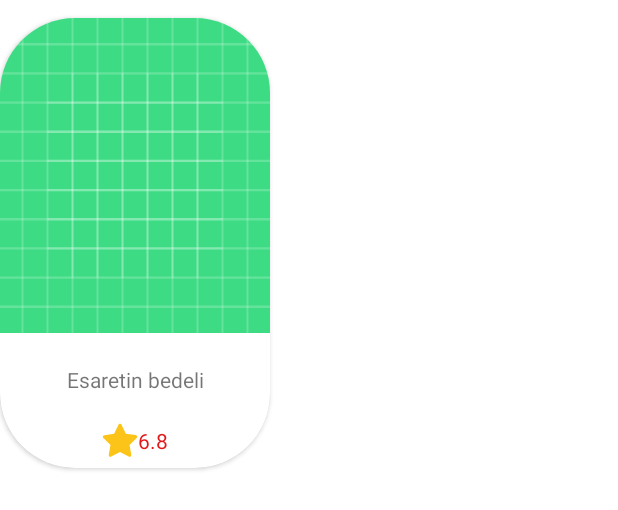
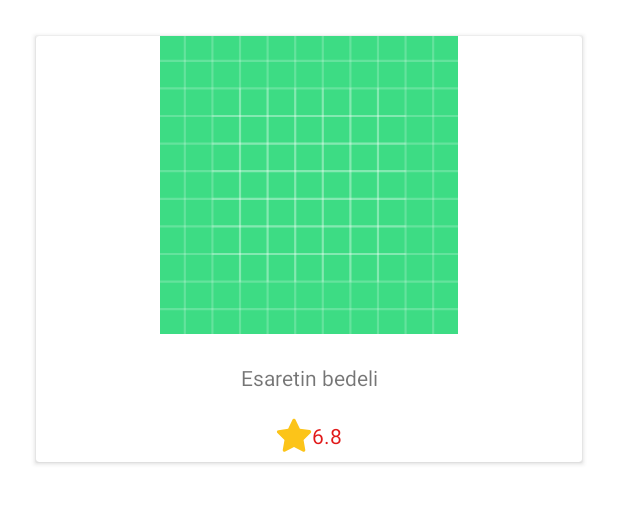
Before and after one commit to mehmetalikirmizitas/BootCampW5-MovieAppMVVMexample, an Android app: the layout movie_recycler_view_item.xml on its own in the app's theme, with its tools: preview values and no code run, on a phone screen of 412 x 824 dp. Shown: the top 510 px of the screen. Run offline under Robolectric (Android 15) with nearby library versions, the phone set to English and light mode, and no system bars.

Commit message:
Made some design changes to all movie screens

```diff
--- /dev/null
+++ b/app/src/main/res/drawable/all_movie_card_background.xml
@@ -0,0 +1,11 @@
+<?xml version="1.0" encoding="UTF-8"?>
+<shape xmlns:android="http://schemas.android.com/apk/res/android">
+    <solid android:color="#ffffffff"/>
+
+    <stroke android:width="1dp"
+        android:color="#ff000000"
+        />
+    <corners
+        android:topLeftRadius="40dp"
+        android:topRightRadius="40dp"/>
+</shape>
--- a/app/src/main/res/layout/movie_recycler_view_item.xml
+++ b/app/src/main/res/layout/movie_recycler_view_item.xml
@@ -10,13 +10,21 @@
             type="com.malikirmizitas.movieapp.data.entity.Result" />
     </data>
 
+    <androidx.constraintlayout.widget.ConstraintLayout
+        android:layout_width="match_parent"
+        android:layout_margin="@dimen/default_margin_small"
+        android:layout_height="300dp">
+
         <androidx.cardview.widget.CardView
+            android:layout_margin="@dimen/default_margin_xxsmall"
             android:id="@+id/movieCardView"
-        android:layout_width="@dimen/movie_recycler_view_card_weight"
-        android:layout_height="@dimen/movie_recycler_view_card_height"
-        android:layout_marginVertical="@dimen/default_margin_xsmall"
-        android:elevation="@dimen/default_card_view_elevation"
-        app:cardCornerRadius="@dimen/card_view_default_radius_large">
+            android:layout_width="match_parent"
+            android:background="@drawable/all_movie_card_background"
+            android:layout_height="match_parent"
+            app:layout_constraintBottom_toBottomOf="parent"
+            app:layout_constraintEnd_toEndOf="parent"
+            app:layout_constraintStart_toStartOf="parent"
+            app:layout_constraintTop_toTopOf="parent">
 
             <androidx.constraintlayout.widget.ConstraintLayout
                 android:layout_width="match_parent"
@@ -27,7 +35,7 @@
                     imageUrl="@{movies.posterPath}"
                     android:layout_width="match_parent"
                     android:layout_height="0dp"
-                android:scaleType="fitXY"
+                    android:scaleType="fitCenter"
                     app:layout_constraintEnd_toEndOf="parent"
                     app:layout_constraintHeight_percent="0.7"
                     app:layout_constraintStart_toStartOf="parent"
@@ -49,15 +57,15 @@
                     tools:text="Esaretin bedeli" />
 
                 <androidx.appcompat.widget.AppCompatImageView
+                    android:id="@+id/movieRatingStar"
                     android:layout_width="wrap_content"
                     android:layout_height="wrap_content"
+                    android:src="@drawable/ic_rating_star"
                     app:layout_constraintBottom_toBottomOf="parent"
                     app:layout_constraintEnd_toStartOf="@id/movieRating"
+                    app:layout_constraintHorizontal_chainStyle="packed"
                     app:layout_constraintStart_toStartOf="parent"
-                app:layout_constraintTop_toBottomOf="@id/movieTitle"
-                android:id="@+id/movieRatingStar"
-                app:layout_constraintHorizontal_chainStyle="packed"
-                android:src="@drawable/ic_rating_star"/>
+                    app:layout_constraintTop_toBottomOf="@id/movieTitle" />
 
                 <androidx.appcompat.widget.AppCompatTextView
                     android:id="@+id/movieRating"
@@ -73,5 +81,6 @@
                     tools:text="6.8" />
             </androidx.constraintlayout.widget.ConstraintLayout>
         </androidx.cardview.widget.CardView>
+    </androidx.constraintlayout.widget.ConstraintLayout>
 
 </layout>
--- a/app/src/main/res/values/styles.xml
+++ b/app/src/main/res/values/styles.xml
@@ -3,7 +3,20 @@
     <style name="Theme.TabBar.PopupOverlay" parent="Theme.AppCompat.NoActionBar" />
 
     <style name="expandedBarTextStyle" parent="Theme.MovieApp">
-        <item name="android:textSize">0dp</item>
+        <item name="android:textSize">0sp</item>
         <item name="android:textColor">@android:color/transparent</item>
     </style>
+
+    <style name="AllMovieListCardViewStyle" parent="@style/Widget.MaterialComponents.CardView">
+        <item name="shapeAppearanceOverlay">@style/ShapeAppearanceOverlay.MaterialCardView.Cut</item>
+    </style>
+
+
+    <style name="ShapeAppearanceOverlay.MaterialCardView.Cut" parent="">
+        <item name="cornerFamily">rounded</item>
+        <item name="cornerSizeTopRight">30dp</item>
+        <item name="cornerSizeTopLeft">30dp</item>
+        <item name="cornerSizeBottomRight">0dp</item>
+        <item name="cornerSizeBottomLeft">0dp</item>
+    </style>
 </resources>
```
Lines whose indentation alone changed are shown as unchanged.
